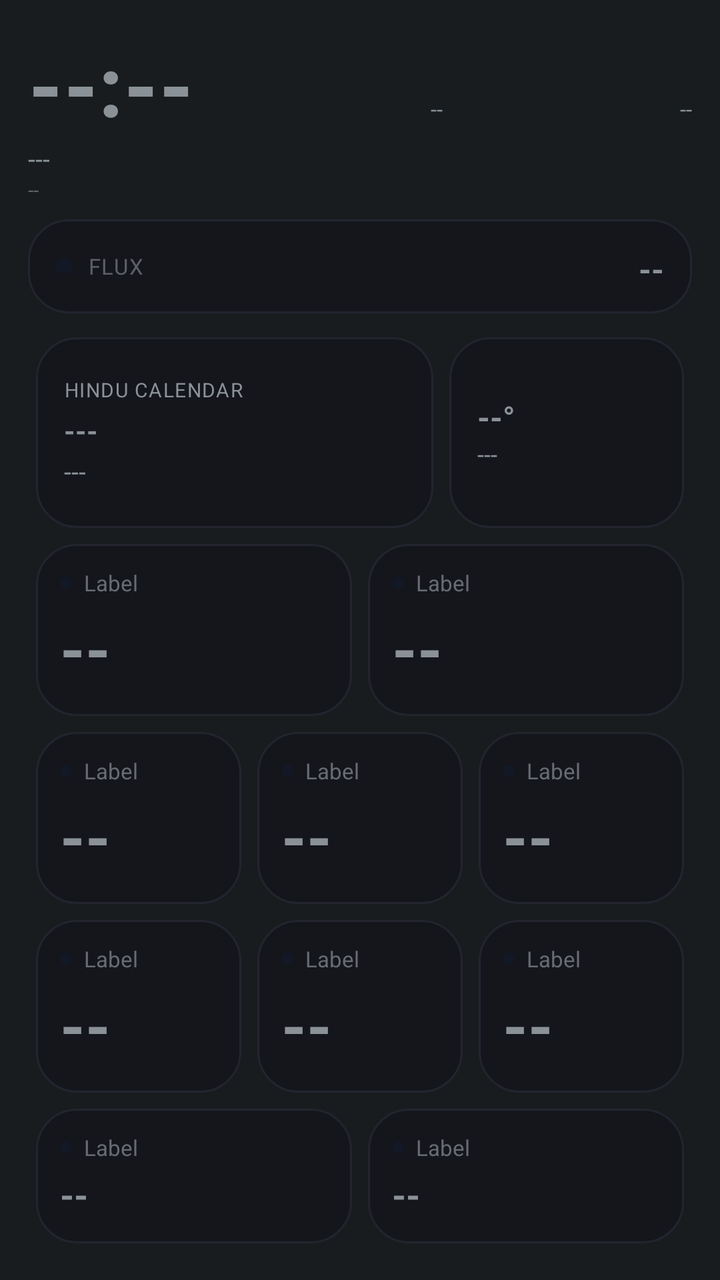
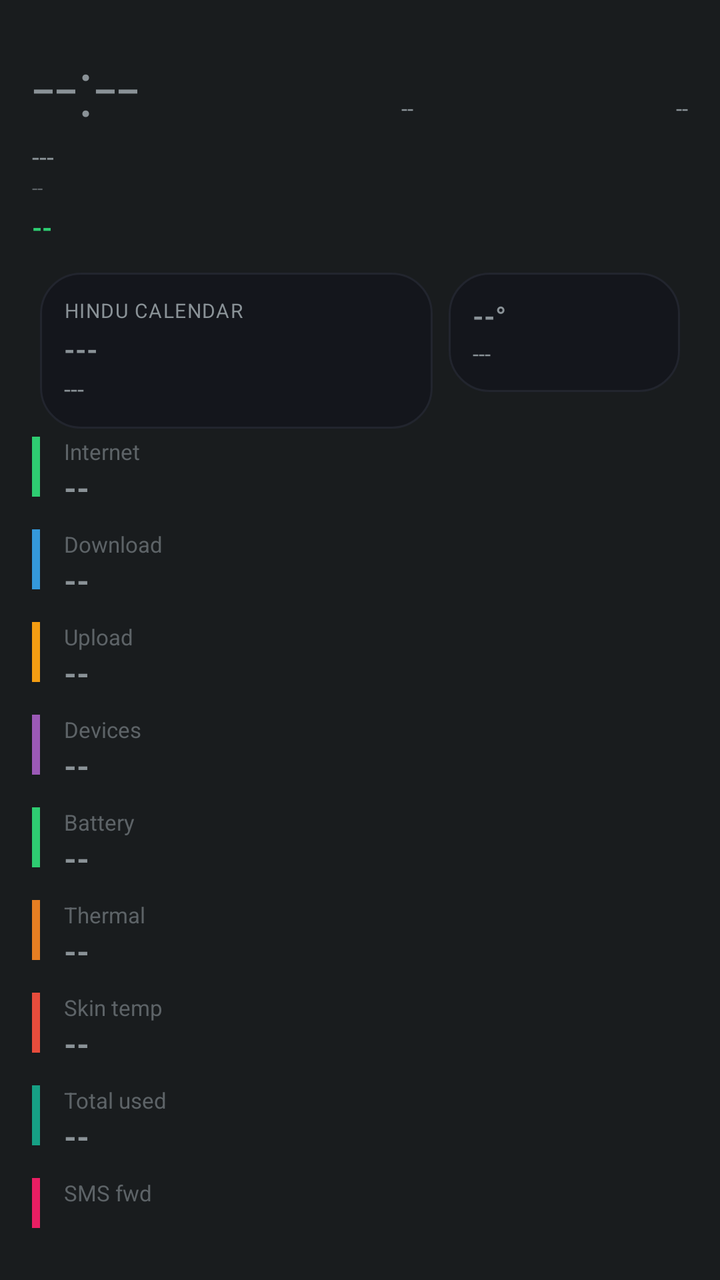

Compare the two renders of this Android layout. The source of the first and the diff that turns it into the second are given below.
<!-- AndroidManifest.xml: application theme android:Theme.DeviceDefault.NoActionBar -->
<!-- res/layout/aod_layout_oneplus_flux.xml -->
<?xml version="1.0" encoding="utf-8"?>
<LinearLayout xmlns:android="http://schemas.android.com/apk/res/android"
    android:id="@+id/bg_root"
    android:layout_width="match_parent"
    android:layout_height="match_parent"
    android:orientation="vertical"
    android:padding="14dp">

    <LinearLayout
        android:layout_width="match_parent"
        android:layout_height="wrap_content"
        android:orientation="horizontal">

        <TextView
            android:id="@+id/clock"
            android:layout_width="wrap_content"
            android:layout_height="wrap_content"
            android:textSize="42sp"
            android:textStyle="bold"
            android:fontFamily="sans-serif-medium"
            android:text="--:--" />

        <TextView
            android:id="@+id/net_type_badge"
            android:layout_width="0dp"
            android:layout_height="wrap_content"
            android:layout_weight="1"
            android:layout_gravity="top"
            android:gravity="end"
            android:textSize="11sp"
            android:text="--" />

        <TextView
            android:id="@+id/akd_badge"
            android:layout_width="0dp"
            android:layout_height="wrap_content"
            android:layout_weight="1"
            android:layout_gravity="top"
            android:gravity="end"
            android:textSize="11sp"
            android:text="--" />
    </LinearLayout>

    <TextView
        android:id="@+id/date"
        android:layout_width="wrap_content"
        android:layout_height="wrap_content"
        android:textSize="13sp"
        android:text="---" />

    <TextView
        android:id="@+id/perf_badge"
        android:layout_width="wrap_content"
        android:layout_height="wrap_content"
        android:textSize="10sp"
        android:alpha="0.6"
        android:text="--" />

    <TextView
        android:id="@+id/muhurat_badge"
        android:layout_width="wrap_content"
        android:layout_height="wrap_content"
        android:textSize="11sp"
        android:textStyle="bold"
        android:visibility="gone"
        android:text="--" />

    <LinearLayout
        android:layout_width="match_parent"
        android:layout_height="wrap_content"
        android:background="@drawable/bg_card"
        android:orientation="horizontal"
        android:gravity="center_vertical"
        android:layout_marginTop="8dp"
        android:padding="14dp">

        <View
            android:layout_width="8dp"
            android:layout_height="8dp"
            android:layout_marginEnd="8dp"
            android:background="@drawable/aod_circle_bg" />

        <TextView
            android:layout_width="wrap_content"
            android:layout_height="wrap_content"
            android:textSize="11sp"
            android:textAllCaps="true"
            android:alpha="0.6"
            android:letterSpacing="0.05"
            android:text="Flux" />

        <TextView
            android:id="@+id/health_badge"
            android:layout_width="0dp"
            android:layout_height="wrap_content"
            android:layout_weight="1"
            android:layout_marginStart="10dp"
            android:gravity="end"
            android:textAllCaps="true"
            android:textStyle="bold"
            android:maxLines="1"
            android:autoSizeTextType="uniform"
            android:autoSizeMinTextSize="16sp"
            android:autoSizeMaxTextSize="34sp"
            android:text="--" />
    </LinearLayout>

    <LinearLayout
        android:layout_width="match_parent"
        android:layout_height="0dp"
        android:layout_weight="1.1"
        android:orientation="horizontal"
        android:layout_marginTop="8dp">

        <LinearLayout
            android:id="@+id/panchang_card"
            android:layout_width="0dp"
            android:layout_height="match_parent"
            android:layout_weight="1.7"
            android:layout_margin="4dp"
            android:background="@drawable/bg_card"
            android:orientation="vertical"
            android:gravity="center_vertical"
            android:padding="14dp">

            <TextView
                android:id="@+id/panchang_header"
                android:layout_width="wrap_content"
                android:layout_height="wrap_content"
                android:textSize="10sp"
                android:textAllCaps="true"
                android:letterSpacing="0.05"
                android:text="Hindu calendar" />

            <TextView
                android:id="@+id/panchang_tithi"
                android:layout_width="match_parent"
                android:layout_height="wrap_content"
                android:layout_marginTop="4dp"
                android:textStyle="bold"
                android:maxLines="1"
                android:autoSizeTextType="uniform"
                android:autoSizeMinTextSize="14sp"
                android:autoSizeMaxTextSize="22sp"
                android:text="---" />

            <TextView
                android:id="@+id/panchang_nakshatra"
                android:layout_width="match_parent"
                android:layout_height="wrap_content"
                android:layout_marginTop="2dp"
                android:textSize="13sp"
                android:maxLines="1"
                android:ellipsize="end"
                android:text="---" />
        </LinearLayout>

        <LinearLayout
            android:id="@+id/weather_card"
            android:layout_width="0dp"
            android:layout_height="match_parent"
            android:layout_weight="1"
            android:layout_margin="4dp"
            android:background="@drawable/bg_card"
            android:orientation="vertical"
            android:gravity="center_vertical"
            android:padding="14dp">

            <TextView
                android:id="@+id/weather_temp"
                android:layout_width="match_parent"
                android:layout_height="wrap_content"
                android:textStyle="bold"
                android:maxLines="1"
                android:autoSizeTextType="uniform"
                android:autoSizeMinTextSize="16sp"
                android:autoSizeMaxTextSize="28sp"
                android:text="--°" />

            <TextView
                android:id="@+id/weather_condition"
                android:layout_width="match_parent"
                android:layout_height="wrap_content"
                android:layout_marginTop="2dp"
                android:textSize="12sp"
                android:maxLines="2"
                android:text="---" />
        </LinearLayout>
    </LinearLayout>

    <LinearLayout
        android:layout_width="match_parent"
        android:layout_height="0dp"
        android:layout_weight="1"
        android:orientation="horizontal">
        <include layout="@layout/aod_card_bold" android:id="@+id/row0" />
        <include layout="@layout/aod_card_bold" android:id="@+id/row4" />
    </LinearLayout>

    <LinearLayout
        android:layout_width="match_parent"
        android:layout_height="0dp"
        android:layout_weight="1"
        android:orientation="horizontal">
        <include layout="@layout/aod_card_bold" android:id="@+id/row2" />
        <include layout="@layout/aod_card_bold" android:id="@+id/row9" />
        <include layout="@layout/aod_card_bold" android:id="@+id/row8" />
    </LinearLayout>

    <LinearLayout
        android:layout_width="match_parent"
        android:layout_height="0dp"
        android:layout_weight="1"
        android:orientation="horizontal">
        <include layout="@layout/aod_card_bold" android:id="@+id/row1" />
        <include layout="@layout/aod_card_bold" android:id="@+id/row5" />
        <include layout="@layout/aod_card_bold" android:id="@+id/row6" />
    </LinearLayout>

    <LinearLayout
        android:layout_width="match_parent"
        android:layout_height="0dp"
        android:layout_weight="0.8"
        android:orientation="horizontal">
        <include layout="@layout/aod_card_bold" android:id="@+id/row3"
            android:layout_width="0dp" android:layout_weight="2.2" />
        <include layout="@layout/aod_card_bold" android:id="@+id/row7" />
    </LinearLayout>

</LinearLayout>
<!-- res/layout/aod_card_bold.xml (included above) -->
<?xml version="1.0" encoding="utf-8"?>
<LinearLayout xmlns:android="http://schemas.android.com/apk/res/android"
    android:layout_width="0dp"
    android:layout_height="match_parent"
    android:layout_weight="1"
    android:layout_margin="4dp"
    android:background="@drawable/bg_card"
    android:orientation="vertical"
    android:gravity="center_vertical"
    android:padding="12dp">

    <LinearLayout
        android:layout_width="wrap_content"
        android:layout_height="wrap_content"
        android:orientation="horizontal"
        android:gravity="center_vertical">

        <View
            android:id="@+id/accent_dot"
            android:layout_width="6dp"
            android:layout_height="6dp"
            android:layout_marginEnd="6dp"
            android:background="@drawable/aod_circle_bg" />

        <TextView
            android:id="@+id/stat_label"
            android:layout_width="wrap_content"
            android:layout_height="wrap_content"
            android:textSize="11sp"
            android:alpha="0.7"
            android:text="Label" />
    </LinearLayout>

    <TextView
        android:id="@+id/stat_value"
        android:layout_width="match_parent"
        android:layout_height="0dp"
        android:layout_weight="1"
        android:layout_marginTop="4dp"
        android:gravity="center_vertical"
        android:textStyle="bold"
        android:maxLines="1"
        android:autoSizeTextType="uniform"
        android:autoSizeMinTextSize="14sp"
        android:autoSizeMaxTextSize="70sp"
        android:autoSizeStepGranularity="1sp"
        android:text="--" />

</LinearLayout>
<!-- resources referenced by this layout -->
<resources>
  <!-- drawable aod_circle_bg (drawable) -->
  <?xml version="1.0" encoding="utf-8"?>
  <shape xmlns:android="http://schemas.android.com/apk/res/android"
      android:shape="oval">
      <solid android:color="#121826" />
  </shape>
  <!-- drawable bg_card (drawable) -->
  <?xml version="1.0" encoding="utf-8"?>
  <shape xmlns:android="http://schemas.android.com/apk/res/android">
      <solid android:color="#14161C" />
      <corners android:radius="20dp" />
      <stroke android:width="1dp" android:color="#22252E" />
  </shape>
</resources>

<!-- the commit's change to res/layout/aod_layout_oneplus_flux.xml (unified diff, before → after) -->
@@ -4,277 +4,107 @@
     android:layout_width="match_parent"
     android:layout_height="match_parent"
     android:orientation="vertical"
-    android:padding="14dp">
+    android:padding="16dp">
 
     <LinearLayout
         android:layout_width="match_parent"
         android:layout_height="wrap_content"
         android:orientation="horizontal">
+        <TextView android:id="@+id/clock" android:layout_width="wrap_content" android:layout_height="wrap_content"
+            android:textSize="40sp" android:fontFamily="sans-serif-light" android:text="--:--" />
+        <TextView android:id="@+id/net_type_badge" android:layout_width="0dp" android:layout_height="wrap_content" android:layout_weight="1"
+            android:layout_gravity="top" android:gravity="end" android:textSize="11sp" android:text="--" />
+        <TextView android:id="@+id/akd_badge" android:layout_width="0dp" android:layout_height="wrap_content" android:layout_weight="1"
+            android:layout_gravity="top" android:gravity="end" android:textSize="11sp" android:text="--" />
+    </LinearLayout>
+    <TextView android:id="@+id/date" android:layout_width="wrap_content" android:layout_height="wrap_content" android:textSize="13sp" android:text="---" />
+    <TextView android:id="@+id/perf_badge" android:layout_width="wrap_content" android:layout_height="wrap_content" android:textSize="10sp" android:alpha="0.6" android:text="--" />
+    <TextView android:id="@+id/health_badge" android:layout_width="wrap_content" android:layout_height="wrap_content" android:layout_marginTop="4dp"
+        android:textAllCaps="true" android:textStyle="bold" android:textSize="13sp" android:textColor="#2ecc71" android:text="--" />
+    <TextView android:id="@+id/muhurat_badge" android:layout_width="wrap_content" android:layout_height="wrap_content" android:textSize="11sp" android:textStyle="bold" android:visibility="gone" android:text="--" />
 
-        <TextView
-            android:id="@+id/clock"
-            android:layout_width="wrap_content"
-            android:layout_height="wrap_content"
-            android:textSize="42sp"
-            android:textStyle="bold"
-            android:fontFamily="sans-serif-medium"
-            android:text="--:--" />
-
-        <TextView
-            android:id="@+id/net_type_badge"
-            android:layout_width="0dp"
-            android:layout_height="wrap_content"
-            android:layout_weight="1"
-            android:layout_gravity="top"
-            android:gravity="end"
-            android:textSize="11sp"
-            android:text="--" />
-
-        <TextView
-            android:id="@+id/akd_badge"
-            android:layout_width="0dp"
-            android:layout_height="wrap_content"
-            android:layout_weight="1"
-            android:layout_gravity="top"
-            android:gravity="end"
-            android:textSize="11sp"
-            android:text="--" />
+    <LinearLayout android:layout_width="match_parent" android:layout_height="wrap_content" android:orientation="horizontal" android:layout_marginTop="10dp">
+        <LinearLayout android:id="@+id/panchang_card" android:layout_width="0dp" android:layout_height="wrap_content" android:layout_weight="1.7" android:layout_margin="4dp"
+            android:background="@drawable/bg_card" android:orientation="vertical" android:gravity="center_vertical" android:padding="12dp">
+            <TextView android:id="@+id/panchang_header" android:layout_width="wrap_content" android:layout_height="wrap_content" android:textSize="10sp" android:textAllCaps="true" android:letterSpacing="0.05" android:text="Hindu calendar" />
+            <TextView android:id="@+id/panchang_tithi" android:layout_width="match_parent" android:layout_height="wrap_content" android:layout_marginTop="3dp" android:textStyle="bold" android:maxLines="1" android:autoSizeTextType="uniform" android:autoSizeMinTextSize="13sp" android:autoSizeMaxTextSize="18sp" android:text="---" />
+            <TextView android:id="@+id/panchang_nakshatra" android:layout_width="match_parent" android:layout_height="wrap_content" android:layout_marginTop="2dp" android:textSize="12sp" android:maxLines="1" android:ellipsize="end" android:text="---" />
+        </LinearLayout>
+        <LinearLayout android:id="@+id/weather_card" android:layout_width="0dp" android:layout_height="wrap_content" android:layout_weight="1" android:layout_margin="4dp"
+            android:background="@drawable/bg_card" android:orientation="vertical" android:gravity="center_vertical" android:padding="12dp">
+            <TextView android:id="@+id/weather_temp" android:layout_width="match_parent" android:layout_height="wrap_content" android:textStyle="bold" android:maxLines="1" android:autoSizeTextType="uniform" android:autoSizeMinTextSize="14sp" android:autoSizeMaxTextSize="20sp" android:text="--°" />
+            <TextView android:id="@+id/weather_condition" android:layout_width="match_parent" android:layout_height="wrap_content" android:layout_marginTop="2dp" android:textSize="11sp" android:maxLines="2" android:text="---" />
+        </LinearLayout>
     </LinearLayout>
-
-    <TextView
-        android:id="@+id/date"
-        android:layout_width="wrap_content"
-        android:layout_height="wrap_content"
-        android:textSize="13sp"
-        android:text="---" />
-
-    <TextView
-        android:id="@+id/perf_badge"
-        android:layout_width="wrap_content"
-        android:layout_height="wrap_content"
-        android:textSize="10sp"
-        android:alpha="0.6"
-        android:text="--" />
-
-    <TextView
-        android:id="@+id/muhurat_badge"
-        android:layout_width="wrap_content"
-        android:layout_height="wrap_content"
-        android:textSize="11sp"
-        android:textStyle="bold"
-        android:visibility="gone"
-        android:text="--" />
-
-    <LinearLayout
-        android:layout_width="match_parent"
-        android:layout_height="wrap_content"
-        android:background="@drawable/bg_card"
-        android:orientation="horizontal"
-        android:gravity="center_vertical"
-        android:layout_marginTop="8dp"
-        android:padding="14dp">
-
-        <View
-            android:layout_width="8dp"
-            android:layout_height="8dp"
-            android:layout_marginEnd="8dp"
-            android:background="@drawable/aod_circle_bg" />
-
-        <TextView
-            android:layout_width="wrap_content"
-            android:layout_height="wrap_content"
-            android:textSize="11sp"
-            android:textAllCaps="true"
-            android:alpha="0.6"
-            android:letterSpacing="0.05"
-            android:text="Flux" />
-
-        <TextView
-            android:id="@+id/health_badge"
-            android:layout_width="0dp"
-            android:layout_height="wrap_content"
-            android:layout_weight="1"
-            android:layout_marginStart="10dp"
-            android:gravity="end"
-            android:textAllCaps="true"
-            android:textStyle="bold"
-            android:maxLines="1"
-            android:autoSizeTextType="uniform"
-            android:autoSizeMinTextSize="16sp"
-            android:autoSizeMaxTextSize="34sp"
-            android:text="--" />
+    <LinearLayout android:id="@+id/row8" android:layout_width="match_parent" android:layout_height="wrap_content" android:orientation="horizontal" android:layout_marginBottom="10dp">
+        <View android:layout_width="4dp" android:layout_height="30dp" android:layout_marginEnd="12dp" android:background="#2ecc71" />
+        <LinearLayout android:layout_width="0dp" android:layout_weight="1" android:layout_height="wrap_content" android:orientation="vertical">
+            <TextView android:id="@+id/stat_label" android:layout_width="wrap_content" android:layout_height="wrap_content" android:textSize="11sp" android:alpha="0.6" android:text="Internet" />
+            <TextView android:id="@+id/stat_value" android:layout_width="wrap_content" android:layout_height="wrap_content" android:textStyle="bold" android:textSize="16sp" android:text="--" />
+        </LinearLayout>
     </LinearLayout>
-
-    <LinearLayout
-        android:layout_width="match_parent"
-        android:layout_height="0dp"
-        android:layout_weight="1.1"
-        android:orientation="horizontal"
-        android:layout_marginTop="8dp">
-
-        <LinearLayout
-            android:id="@+id/panchang_card"
-            android:layout_width="0dp"
-            android:layout_height="match_parent"
-            android:layout_weight="1.7"
-            android:layout_margin="4dp"
-            android:background="@drawable/bg_card"
-            android:orientation="vertical"
-            android:gravity="center_vertical"
-            android:padding="14dp">
-
-            <TextView
-                android:id="@+id/panchang_header"
-                android:layout_width="wrap_content"
-                android:layout_height="wrap_content"
-                android:textSize="10sp"
-                android:textAllCaps="true"
-                android:letterSpacing="0.05"
-                android:text="Hindu calendar" />
-
-            <TextView
-                android:id="@+id/panchang_tithi"
-                android:layout_width="match_parent"
-                android:layout_height="wrap_content"
-                android:layout_marginTop="4dp"
-                android:textStyle="bold"
-                android:maxLines="1"
-                android:autoSizeTextType="uniform"
-                android:autoSizeMinTextSize="14sp"
-                android:autoSizeMaxTextSize="22sp"
-                android:text="---" />
-
-            <TextView
-                android:id="@+id/panchang_nakshatra"
-                android:layout_width="match_parent"
-                android:layout_height="wrap_content"
-                android:layout_marginTop="2dp"
-                android:textSize="13sp"
-                android:maxLines="1"
-                android:ellipsize="end"
-                android:text="---" />
+    <LinearLayout android:id="@+id/row0" android:layout_width="match_parent" android:layout_height="wrap_content" android:orientation="horizontal" android:layout_marginBottom="10dp">
+        <View android:layout_width="4dp" android:layout_height="30dp" android:layout_marginEnd="12dp" android:background="#3498db" />
+        <LinearLayout android:layout_width="0dp" android:layout_weight="1" android:layout_height="wrap_content" android:orientation="vertical">
+            <TextView android:id="@+id/stat_label" android:layout_width="wrap_content" android:layout_height="wrap_content" android:textSize="11sp" android:alpha="0.6" android:text="Download" />
+            <TextView android:id="@+id/stat_value" android:layout_width="wrap_content" android:layout_height="wrap_content" android:textStyle="bold" android:textSize="16sp" android:text="--" />
         </LinearLayout>
-
-        <LinearLayout
-            android:id="@+id/weather_card"
-            android:layout_width="0dp"
-            android:layout_height="match_parent"
-            android:layout_weight="1"
-            android:layout_margin="4dp"
-            android:background="@drawable/bg_card"
-            android:orientation="vertical"
-            android:gravity="center_vertical"
-            android:padding="14dp">
-
-            <TextView
-                android:id="@+id/weather_temp"
-                android:layout_width="match_parent"
-                android:layout_height="wrap_content"
-                android:textStyle="bold"
-                android:maxLines="1"
-                android:autoSizeTextType="uniform"
-                android:autoSizeMinTextSize="16sp"
-                android:autoSizeMaxTextSize="28sp"
-                android:text="--°" />
-
-            <TextView
-                android:id="@+id/weather_condition"
-                android:layout_width="match_parent"
-                android:layout_height="wrap_content"
-                android:layout_marginTop="2dp"
-                android:textSize="12sp"
-                android:maxLines="2"
-                android:text="---" />
+    </LinearLayout>
+    <LinearLayout android:id="@+id/row1" android:layout_width="match_parent" android:layout_height="wrap_content" android:orientation="horizontal" android:layout_marginBottom="10dp">
+        <View android:layout_width="4dp" android:layout_height="30dp" android:layout_marginEnd="12dp" android:background="#f39c12" />
+        <LinearLayout android:layout_width="0dp" android:layout_weight="1" android:layout_height="wrap_content" android:orientation="vertical">
+            <TextView android:id="@+id/stat_label" android:layout_width="wrap_content" android:layout_height="wrap_content" android:textSize="11sp" android:alpha="0.6" android:text="Upload" />
+            <TextView android:id="@+id/stat_value" android:layout_width="wrap_content" android:layout_height="wrap_content" android:textStyle="bold" android:textSize="16sp" android:text="--" />
+        </LinearLayout>
+    </LinearLayout>
+    <LinearLayout android:id="@+id/row2" android:layout_width="match_parent" android:layout_height="wrap_content" android:orientation="horizontal" android:layout_marginBottom="10dp">
+        <View android:layout_width="4dp" android:layout_height="30dp" android:layout_marginEnd="12dp" android:background="#9b59b6" />
+        <LinearLayout android:layout_width="0dp" android:layout_weight="1" android:layout_height="wrap_content" android:orientation="vertical">
+            <TextView android:id="@+id/stat_label" android:layout_width="wrap_content" android:layout_height="wrap_content" android:textSize="11sp" android:alpha="0.6" android:text="Devices" />
+            <TextView android:id="@+id/stat_value" android:layout_width="wrap_content" android:layout_height="wrap_content" android:textStyle="bold" android:textSize="16sp" android:text="--" />
+        </LinearLayout>
+    </LinearLayout>
+    <LinearLayout android:id="@+id/row4" android:layout_width="match_parent" android:layout_height="wrap_content" android:orientation="horizontal" android:layout_marginBottom="10dp">
+        <View android:layout_width="4dp" android:layout_height="30dp" android:layout_marginEnd="12dp" android:background="#2ecc71" />
+        <LinearLayout android:layout_width="0dp" android:layout_weight="1" android:layout_height="wrap_content" android:orientation="vertical">
+            <TextView android:id="@+id/stat_label" android:layout_width="wrap_content" android:layout_height="wrap_content" android:textSize="11sp" android:alpha="0.6" android:text="Battery" />
+            <TextView android:id="@+id/stat_value" android:layout_width="wrap_content" android:layout_height="wrap_content" android:textStyle="bold" android:textSize="16sp" android:text="--" />
+        </LinearLayout>
+    </LinearLayout>
+    <LinearLayout android:id="@+id/row5" android:layout_width="match_parent" android:layout_height="wrap_content" android:orientation="horizontal" android:layout_marginBottom="10dp">
+        <View android:layout_width="4dp" android:layout_height="30dp" android:layout_marginEnd="12dp" android:background="#e67e22" />
+        <LinearLayout android:layout_width="0dp" android:layout_weight="1" android:layout_height="wrap_content" android:orientation="vertical">
+            <TextView android:id="@+id/stat_label" android:layout_width="wrap_content" android:layout_height="wrap_content" android:textSize="11sp" android:alpha="0.6" android:text="Thermal" />
+            <TextView android:id="@+id/stat_value" android:layout_width="wrap_content" android:layout_height="wrap_content" android:textStyle="bold" android:textSize="16sp" android:text="--" />
+        </LinearLayout>
+    </LinearLayout>
+    <LinearLayout android:id="@+id/row6" android:layout_width="match_parent" android:layout_height="wrap_content" android:orientation="horizontal" android:layout_marginBottom="10dp">
+        <View android:layout_width="4dp" android:layout_height="30dp" android:layout_marginEnd="12dp" android:background="#e74c3c" />
+        <LinearLayout android:layout_width="0dp" android:layout_weight="1" android:layout_height="wrap_content" android:orientation="vertical">
+            <TextView android:id="@+id/stat_label" android:layout_width="wrap_content" android:layout_height="wrap_content" android:textSize="11sp" android:alpha="0.6" android:text="Skin temp" />
+            <TextView android:id="@+id/stat_value" android:layout_width="wrap_content" android:layout_height="wrap_content" android:textStyle="bold" android:textSize="16sp" android:text="--" />
+        </LinearLayout>
+    </LinearLayout>
+    <LinearLayout android:id="@+id/row3" android:layout_width="match_parent" android:layout_height="wrap_content" android:orientation="horizontal" android:layout_marginBottom="10dp">
+        <View android:layout_width="4dp" android:layout_height="30dp" android:layout_marginEnd="12dp" android:background="#16a085" />
+        <LinearLayout android:layout_width="0dp" android:layout_weight="1" android:layout_height="wrap_content" android:orientation="vertical">
+            <TextView android:id="@+id/stat_label" android:layout_width="wrap_content" android:layout_height="wrap_content" android:textSize="11sp" android:alpha="0.6" android:text="Total used" />
+            <TextView android:id="@+id/stat_value" android:layout_width="wrap_content" android:layout_height="wrap_content" android:textStyle="bold" android:textSize="16sp" android:text="--" />
+        </LinearLayout>
+    </LinearLayout>
+    <LinearLayout android:id="@+id/row7" android:layout_width="match_parent" android:layout_height="wrap_content" android:orientation="horizontal" android:layout_marginBottom="10dp">
+        <View android:layout_width="4dp" android:layout_height="30dp" android:layout_marginEnd="12dp" android:background="#e91e63" />
+        <LinearLayout android:layout_width="0dp" android:layout_weight="1" android:layout_height="wrap_content" android:orientation="vertical">
+            <TextView android:id="@+id/stat_label" android:layout_width="wrap_content" android:layout_height="wrap_content" android:textSize="11sp" android:alpha="0.6" android:text="SMS fwd" />
+            <TextView android:id="@+id/stat_value" android:layout_width="wrap_content" android:layout_height="wrap_content" android:textStyle="bold" android:textSize="16sp" android:text="--" />
+        </LinearLayout>
+    </LinearLayout>
+    <LinearLayout android:id="@+id/row9" android:layout_width="match_parent" android:layout_height="wrap_content" android:orientation="horizontal">
+        <View android:layout_width="4dp" android:layout_height="30dp" android:layout_marginEnd="12dp" android:background="#00bcd4" />
+        <LinearLayout android:layout_width="0dp" android:layout_weight="1" android:layout_height="wrap_content" android:orientation="vertical">
+            <TextView android:id="@+id/stat_label" android:layout_width="wrap_content" android:layout_height="wrap_content" android:textSize="11sp" android:alpha="0.6" android:text="Signal" />
+            <TextView android:id="@+id/stat_value" android:layout_width="wrap_content" android:layout_height="wrap_content" android:textStyle="bold" android:textSize="16sp" android:text="--" />
         </LinearLayout>
     </LinearLayout>
 
-    <LinearLayout
-        android:layout_width="match_parent"
-        android:layout_height="0dp"
-        android:layout_weight="1"
-        android:orientation="horizontal">
-        <include layout="@layout/aod_card_bold" android:id="@+id/row0" />
-        <include layout="@layout/aod_card_bold" android:id="@+id/row4" />
-    </LinearLayout>
-
-    <LinearLayout
-        android:layout_width="match_parent"
-        android:layout_height="0dp"
-        android:layout_weight="1"
-        android:orientation="horizontal">
-        <include layout="@layout/aod_card_bold" android:id="@+id/row2" />
-        <include layout="@layout/aod_card_bold" android:id="@+id/row9" />
-        <include layout="@layout/aod_card_bold" android:id="@+id/row8" />
-    </LinearLayout>
-
-    <LinearLayout
-        android:layout_width="match_parent"
-        android:layout_height="0dp"
-        android:layout_weight="1"
-        android:orientation="horizontal">
-        <include layout="@layout/aod_card_bold" android:id="@+id/row1" />
-        <include layout="@layout/aod_card_bold" android:id="@+id/row5" />
-        <include layout="@layout/aod_card_bold" android:id="@+id/row6" />
-    </LinearLayout>
-
-    <LinearLayout
-        android:layout_width="match_parent"
-        android:layout_height="0dp"
-        android:layout_weight="0.8"
-        android:orientation="horizontal">
-        <include layout="@layout/aod_card_bold" android:id="@+id/row3"
-            android:layout_width="0dp" android:layout_weight="2.2" />
-        <include layout="@layout/aod_card_bold" android:id="@+id/row7" />
-    </LinearLayout>
-
 </LinearLayout>
-<!-- res/layout/aod_card_bold.xml (included above) -->
-<?xml version="1.0" encoding="utf-8"?>
-<LinearLayout xmlns:android="http://schemas.android.com/apk/res/android"
-    android:layout_width="0dp"
-    android:layout_height="match_parent"
-    android:layout_weight="1"
-    android:layout_margin="4dp"
-    android:background="@drawable/bg_card"
-    android:orientation="vertical"
-    android:gravity="center_vertical"
-    android:padding="12dp">
-
-    <LinearLayout
-        android:layout_width="wrap_content"
-        android:layout_height="wrap_content"
-        android:orientation="horizontal"
-        android:gravity="center_vertical">
-
-        <View
-            android:id="@+id/accent_dot"
-            android:layout_width="6dp"
-            android:layout_height="6dp"
-            android:layout_marginEnd="6dp"
-            android:background="@drawable/aod_circle_bg" />
-
-        <TextView
-            android:id="@+id/stat_label"
-            android:layout_width="wrap_content"
-            android:layout_height="wrap_content"
-            android:textSize="11sp"
-            android:alpha="0.7"
-            android:text="Label" />
-    </LinearLayout>
-
-    <TextView
-        android:id="@+id/stat_value"
-        android:layout_width="match_parent"
-        android:layout_height="0dp"
-        android:layout_weight="1"
-        android:layout_marginTop="4dp"
-        android:gravity="center_vertical"
-        android:textStyle="bold"
-        android:maxLines="1"
-        android:autoSizeTextType="uniform"
-        android:autoSizeMinTextSize="14sp"
-        android:autoSizeMaxTextSize="70sp"
-        android:autoSizeStepGranularity="1sp"
-        android:text="--" />
-
-</LinearLayout>
<!-- resource entries referenced after the edit -->
@@ -1,11 +1,5 @@
 <!-- resources referenced by this layout -->
 <resources>
-  <!-- drawable aod_circle_bg (drawable) -->
-  <?xml version="1.0" encoding="utf-8"?>
-  <shape xmlns:android="http://schemas.android.com/apk/res/android"
-      android:shape="oval">
-      <solid android:color="#121826" />
-  </shape>
   <!-- drawable bg_card (drawable) -->
   <?xml version="1.0" encoding="utf-8"?>
   <shape xmlns:android="http://schemas.android.com/apk/res/android">
